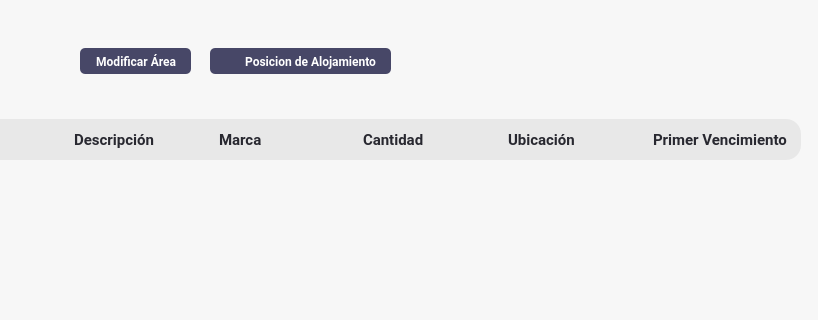
Old version of the form Interfaces/main/mordern.ui in the repository juanignaciocansillieri/Proyecto-Final; both pictures show x 332 to 1150 and y 0 to 320 of the 1150 by 686 pixel window.
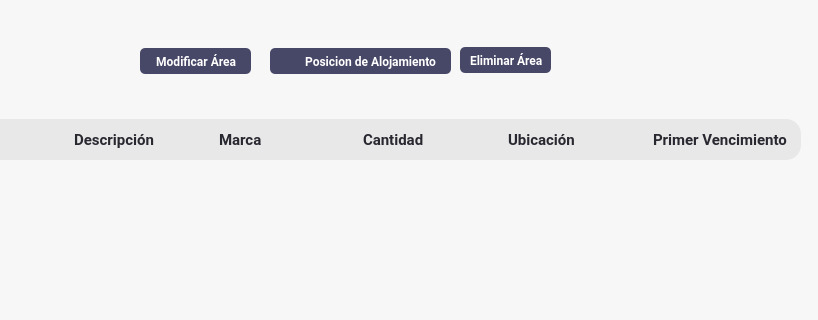
New version of the form. The open tabs and pages were chosen to show the change. Icons and pictures are not drawn.

Patch:
```diff
--- a/Interfaces/main/mordern.ui
+++ b/Interfaces/main/mordern.ui
@@ -484,7 +484,7 @@
                 <string notr="true">border:none</string>
                </property>
                <property name="currentIndex">
-                <number>1</number>
+                <number>0</number>
                </property>
                <widget class="QWidget" name="product_subpage">
                 <widget class="QLabel" name="label_7">
@@ -4639,7 +4639,7 @@
                      <widget class="QPushButton" name="btn_newPosicion">
                       <property name="geometry">
                        <rect>
-                        <x>300</x>
+                        <x>360</x>
                         <y>26</y>
                         <width>181</width>
                         <height>26</height>
@@ -4693,7 +4693,7 @@
                      <widget class="QPushButton" name="btn_modificarArea">
                       <property name="geometry">
                        <rect>
-                        <x>170</x>
+                        <x>230</x>
                         <y>26</y>
                         <width>111</width>
                         <height>26</height>
@@ -4740,16 +4740,11 @@
                        </size>
                       </property>
                      </widget>
-                    </widget>
-                   </item>
-                  </layout>
-                 </widget>
-                </widget>
                 <widget class="QPushButton" name="btn_actualizarAreaInd">
                  <property name="geometry">
                   <rect>
-                   <x>660</x>
-                   <y>40</y>
+                        <x>720</x>
+                        <y>30</y>
                    <width>31</width>
                    <height>21</height>
                   </rect>
@@ -4776,6 +4771,61 @@
                    <height>16</height>
                   </size>
                  </property>
+                     </widget>
+                     <widget class="QPushButton" name="btn_eliminar_area">
+                      <property name="geometry">
+                       <rect>
+                        <x>550</x>
+                        <y>25</y>
+                        <width>91</width>
+                        <height>26</height>
+                       </rect>
+                      </property>
+                      <property name="minimumSize">
+                       <size>
+                        <width>0</width>
+                        <height>26</height>
+                       </size>
+                      </property>
+                      <property name="font">
+                       <font>
+                        <family>Roboto</family>
+                        <pointsize>9</pointsize>
+                        <weight>75</weight>
+                        <bold>true</bold>
+                       </font>
+                      </property>
+                      <property name="cursor">
+                       <cursorShape>PointingHandCursor</cursorShape>
+                      </property>
+                      <property name="styleSheet">
+                       <string notr="true">QPushButton{
+background-color: rgb(71, 71, 103);
+color:#fff;
+padding-left:10px;
+border-radius: 5px;
+text-align:left;
+}
+
+QPushButton:hover{
+background-color: rgba(71, 71, 103,180);
+
+}</string>
+                      </property>
+                      <property name="text">
+                       <string>Eliminar Área</string>
+                      </property>
+                      <property name="iconSize">
+                       <size>
+                        <width>13</width>
+                        <height>13</height>
+                       </size>
+                      </property>
+                     </widget>
+                    </widget>
+                   </item>
+                  </layout>
+                 </widget>
                 </widget>
                </widget>
               </item>
```
Lines whose indentation alone changed are shown as unchanged.
